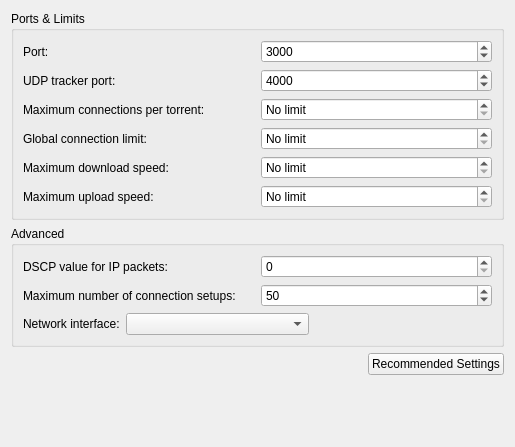
Before: the Qt Designer form ktorrent/networkpref.ui in KDE/ktorrent, drawn with Qt 5.
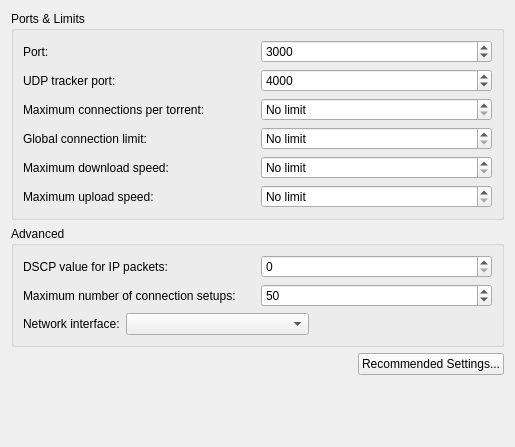
After: the same form once the commit is applied.

Commit message:
"Recommended Settings" dialogue: fix incorrect conversion of bandwidth from kbits/second to kbytes/second.  Value from the spin box is in kbits, so needs to be multiplied by 1024/8 to get a kbytes value for display.
Ensure that the calculated values are updated when the dialogue is
first shown.

```diff
--- a/ktorrent/networkpref.ui
+++ b/ktorrent/networkpref.ui
@@ -289,7 +289,7 @@
         <string>Let KTorrent calculate the recommended settings based upon the bandwidth you have available.</string>
        </property>
        <property name="text" >
-        <string>Recommended Settings</string>
+        <string>Recommended Settings...</string>
        </property>
       </widget>
      </item>
```
The commit also changes 1 other file.
